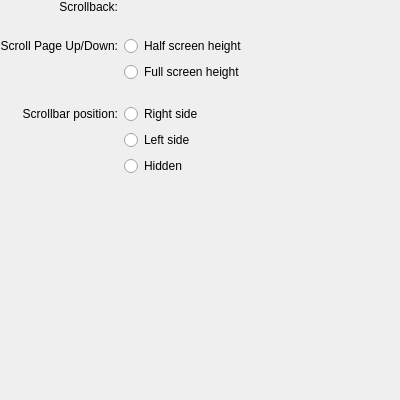
The window that src/EditProfileScrollingPage.ui (centic9/konsole-ppa) describes before a commit, drawn with Qt 5.
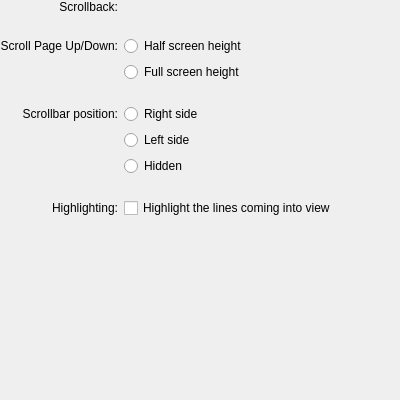
The same window after the commit. Custom widgets are drawn as their Qt base class.

```diff
--- a/src/EditProfileScrollingPage.ui
+++ b/src/EditProfileScrollingPage.ui
@@ -189,6 +189,45 @@
        </attribute>
       </widget>
      </item>
+     <item row="8" column="1">
+      <spacer>
+       <property name="orientation">
+        <enum>Qt::Vertical</enum>
+       </property>
+       <property name="sizeType">
+        <enum>QSizePolicy::Fixed</enum>
+       </property>
+       <property name="sizeHint" stdset="0">
+        <size>
+         <width>20</width>
+         <height>16</height>
+        </size>
+       </property>
+      </spacer>
+     </item>
+     <item row="9" column="0" alignment="Qt::AlignRight|Qt::AlignVCenter">
+      <widget class="QLabel" name="label">
+       <property name="sizePolicy">
+        <sizepolicy hsizetype="Fixed" vsizetype="Preferred">
+         <horstretch>0</horstretch>
+         <verstretch>0</verstretch>
+        </sizepolicy>
+       </property>
+       <property name="text">
+        <string>Highlighting:</string>
+       </property>
+       <property name="alignment">
+        <set>Qt::AlignRight|Qt::AlignTrailing|Qt::AlignVCenter</set>
+       </property>
+      </widget>
+     </item>
+     <item row="9" column="1">
+      <widget class="QCheckBox" name="highlightScrolledLinesButton">
+       <property name="text">
+        <string>Highlight the lines coming into view</string>
+       </property>
+      </widget>
+     </item>
     </layout>
    </item>
    <item>
```
